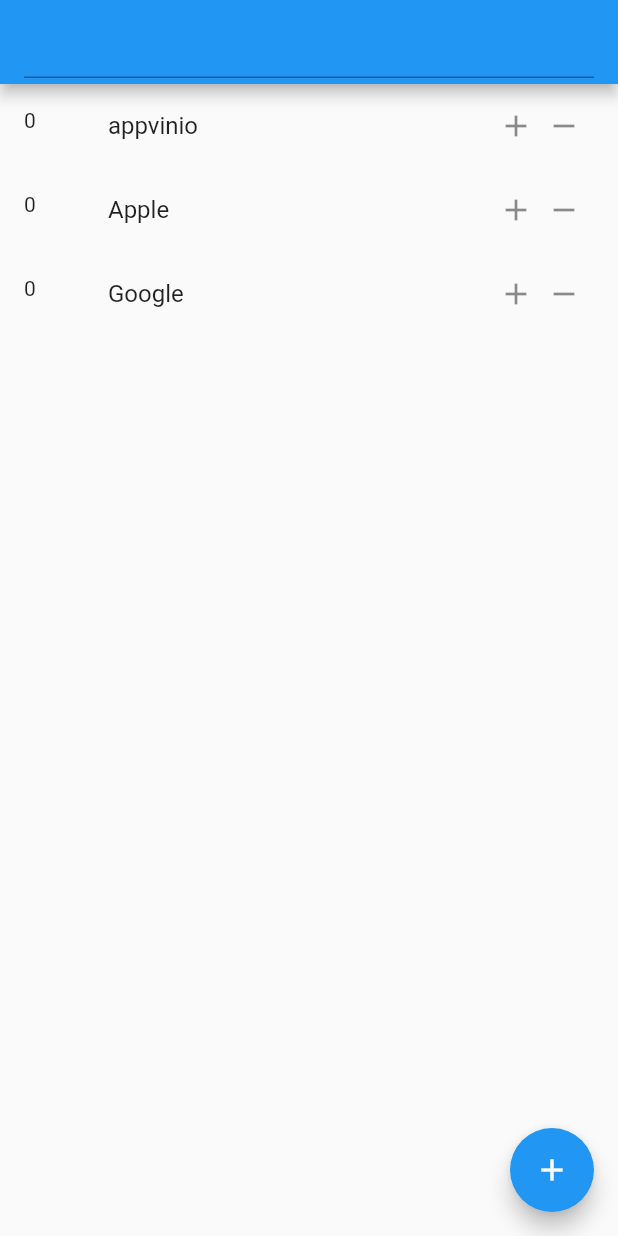
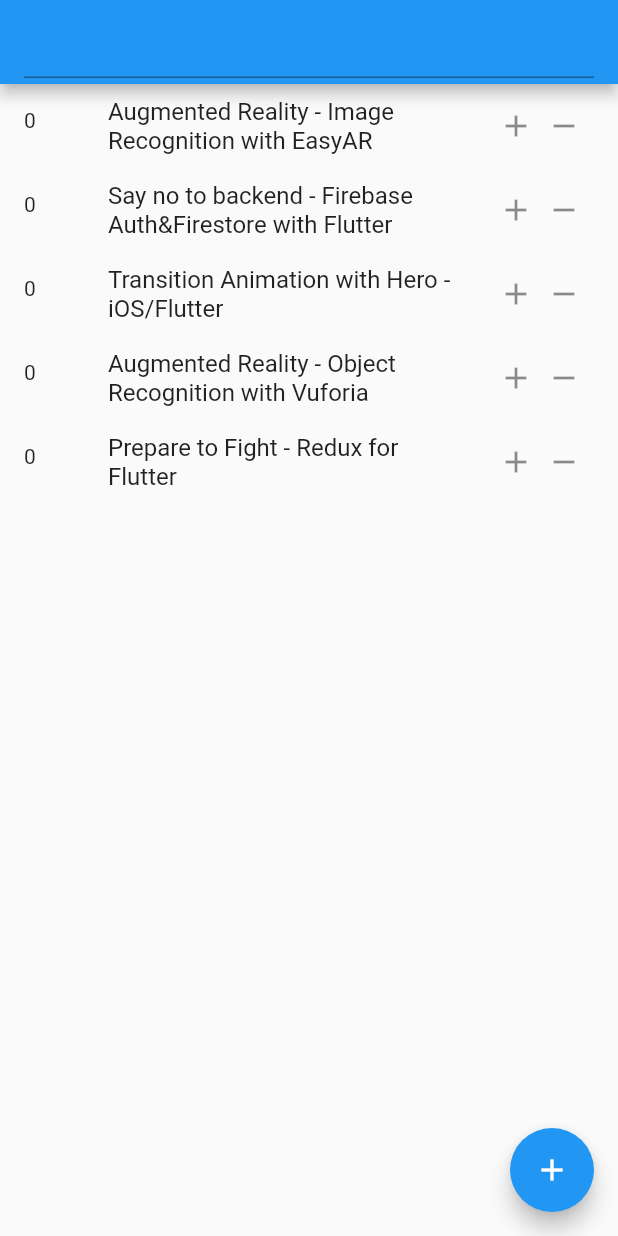
Before and after one commit to appvinio/levelup_flutter_example, a Flutter app: the screen it shows after launch, on a phone screen of 412 x 824 dp. Run offline on Flutter 3.47's test engine with Material 2 defaults, Android fonts, the phone set to English and light mode, and no system bars.

```diff
--- a/lib/main.dart
+++ b/lib/main.dart
@@ -32,9 +32,12 @@ class _MyHomePageState extends State<MyHomePage> {
   final inputController = TextEditingController();
 
   final List<Entry> data = <Entry>[
-    Entry("appvinio"),
-    Entry("Apple"),
-    Entry("Google"),
+    Entry("Augmented Reality - Image Recognition with EasyAR"),
+    Entry("Say no to backend - Firebase Auth&Firestore with Flutter"),
+    Entry("Transition Animation with Hero - iOS/Flutter"),
+    Entry("Augmented Reality - Object Recognition with Vuforia"),
+    Entry("Prepare to Fight - Redux for Flutter"),
+//    Entry("Indoor Navigation Sample with Indoorway"), //we needs beacons :(
   ];
 
   void _addItem() {
```
